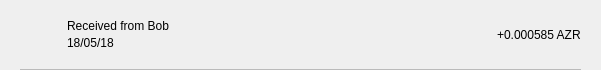
This is src/qt/aezora/forms/txrow.ui in decenomy/AZR as Qt 5 draws it before an edit. The edited form follows.
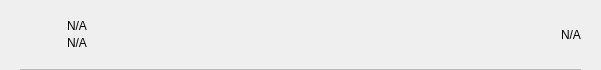
This is the edited form.

Diff of the .ui file:
```diff
--- a/src/qt/aezora/forms/txrow.ui
+++ b/src/qt/aezora/forms/txrow.ui
@@ -110,7 +110,7 @@
               <string notr="true"/>
              </property>
              <property name="text">
-              <string>Received from Bob</string>
+              <string notr="true">N/A</string>
              </property>
              <property name="alignment">
               <set>Qt::AlignBottom|Qt::AlignLeading|Qt::AlignLeft</set>
@@ -123,7 +123,7 @@
               <string notr="true"/>
              </property>
              <property name="text">
-              <string>18/05/18</string>
+              <string notr="true">N/A</string>
              </property>
              <property name="alignment">
               <set>Qt::AlignLeading|Qt::AlignLeft|Qt::AlignTop</set>
@@ -138,7 +138,7 @@
             <string notr="true"/>
            </property>
            <property name="text">
-            <string>+0.000585 AZR</string>
+            <string notr="true">N/A</string>
            </property>
           </widget>
          </item>
```
